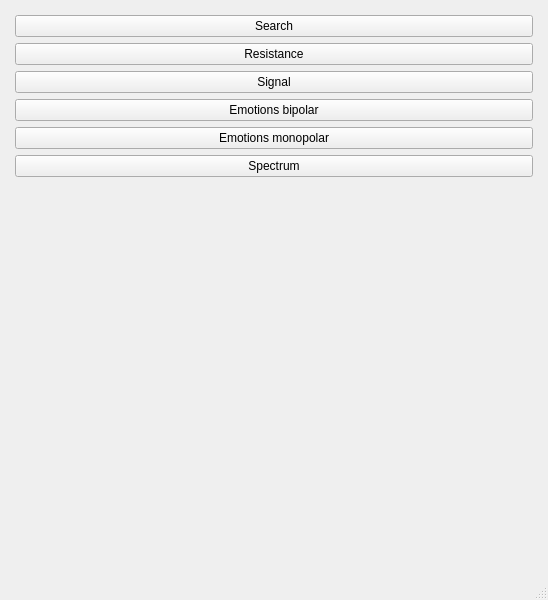
Before: the Qt Designer form BrainBit/neurosamples-main/Bit/ui/MenuScreenUI.ui in simai1/sfedu-hackathon-2025, drawn with Qt 5.
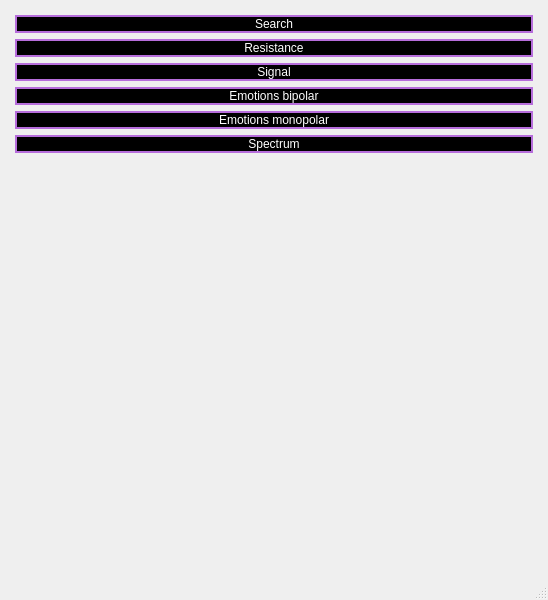
After: the same form once the commit is applied.

What changed in the file:
```diff
--- a/BrainBit/neurosamples-main/Bit/ui/MenuScreenUI.ui
+++ b/BrainBit/neurosamples-main/Bit/ui/MenuScreenUI.ui
@@ -13,6 +13,19 @@
   <property name="windowTitle">
    <string>Main</string>
   </property>
+  <property name="styleSheet">
+   <string notr="true">QPushButton {
+	background-color: black;
+	border: 2px solid #B66DDB;
+	color: white;
+}
+
+QPushButton:disabled {
+	background-color: #808080;
+	border: none;
+	color: #CCCCCC;
+}</string>
+  </property>
   <widget class="QWidget" name="centralwidget">
    <layout class="QVBoxLayout" name="verticalLayout">
     <property name="leftMargin">
@@ -29,6 +42,9 @@
     </property>
     <item>
      <widget class="QPushButton" name="toSearchButton">
+      <property name="styleSheet">
+       <string notr="true">background-color: black; border: 2px solid #B66DDB; color: white;</string>
+      </property>
       <property name="text">
        <string>Search</string>
       </property>
@@ -45,6 +61,9 @@
     </item>
     <item>
      <widget class="QPushButton" name="toResistButton">
+      <property name="styleSheet">
+       <string notr="true">background-color: black; border: 2px solid #B66DDB; color: white;</string>
+      </property>
       <property name="text">
        <string>Resistance</string>
       </property>
@@ -52,6 +71,9 @@
     </item>
     <item>
      <widget class="QPushButton" name="toSignalButton">
+      <property name="styleSheet">
+       <string notr="true">background-color: black; border: 2px solid #B66DDB; color: white;</string>
+      </property>
       <property name="text">
        <string>Signal</string>
       </property>
@@ -59,6 +81,9 @@
     </item>
     <item>
      <widget class="QPushButton" name="toEmBipolarButton">
+      <property name="styleSheet">
+       <string notr="true">background-color: black; border: 2px solid #B66DDB; color: white;</string>
+      </property>
       <property name="text">
        <string>Emotions bipolar</string>
       </property>
@@ -66,6 +91,9 @@
     </item>
     <item>
      <widget class="QPushButton" name="toEmMonopolarButton">
+      <property name="styleSheet">
+       <string notr="true">background-color: black; border: 2px solid #B66DDB; color: white;</string>
+      </property>
       <property name="text">
        <string>Emotions monopolar</string>
       </property>
@@ -73,6 +101,9 @@
     </item>
     <item>
      <widget class="QPushButton" name="toSpectrumButton">
+      <property name="styleSheet">
+       <string notr="true">background-color: black; border: 2px solid #B66DDB; color: white;</string>
+      </property>
       <property name="text">
        <string>Spectrum</string>
       </property>
```
